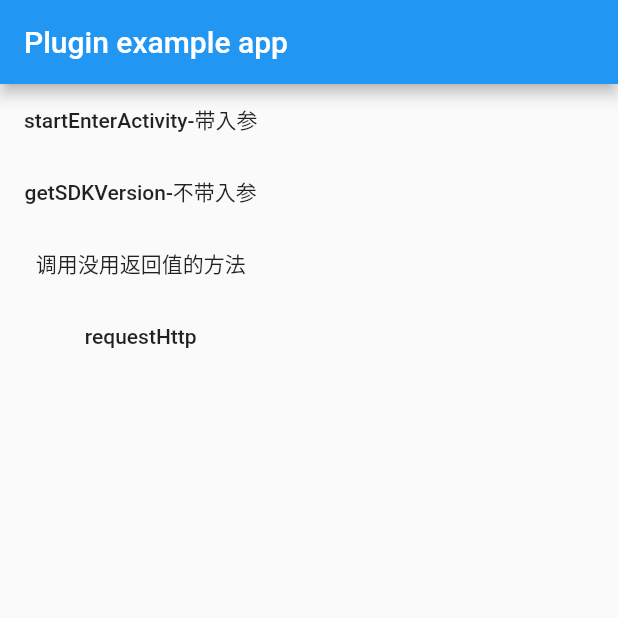
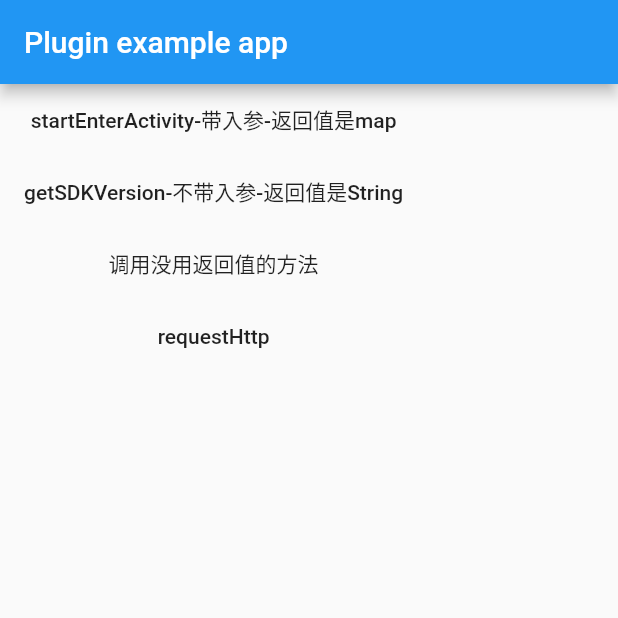
Before and after one commit to WolfMobileDev/flutterBridge, a Flutter app: the screen it shows after launch, on a phone screen of 412 x 824 dp, the top half of it. Run offline on Flutter 3.47's test engine with Material 2 defaults, Android fonts, the phone set to English and light mode, and no system bars.

Commit message:
flutter callNative Api

```diff
--- a/flutter_bridge/example/lib/main.dart
+++ b/flutter_bridge/example/lib/main.dart
@@ -43,18 +43,18 @@ class _MyAppState extends State<MyApp> {
           children: [
             MaterialButton(
               onPressed: () async {
-                var result = await FlutterBridge.instance.callNative("startEnterActivity",
+                var result = await FlutterBridge.instance.callNative<Map>("startEnterActivity",
                     params: {"pageName": "com.niluogeg.flutterbridge.flutter_bridge_example.EnterActivity"});
-                print('flutter 调用原生 返回值 cpResult=$result');
+                print('flutter 调用原生 返回值 cpResult=$result aa=${result["aa"]}' );
               },
-              child: Text("startEnterActivity-带入参"),
+              child: Text("startEnterActivity-带入参-返回值是map"),
             ),
             MaterialButton(
               onPressed: () async {
-                var result = await FlutterBridge.instance.callNative("getSDKVersion");
+                String result = await FlutterBridge.instance.callNative<String>("getSDKVersion");
                 print('sdk version =$result');
               },
-              child: Text("getSDKVersion-不带入参"),
+              child: Text("getSDKVersion-不带入参-返回值是String"),
             ),
             MaterialButton(
               onPressed: () {
```
Also changed, not shown: 3 other files.
